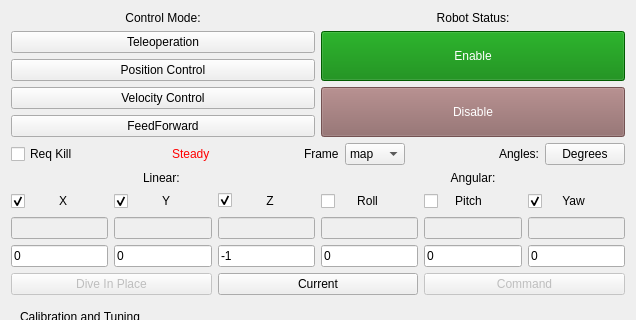
Before: the Qt Designer form riptide_rviz/riptide_rviz/src/ControlPanel.ui in osu-uwrt/riptide_gui, drawn with Qt 5; both pictures show x 0 to 636 and y 0 to 320 of the 636 by 589 pixel window.
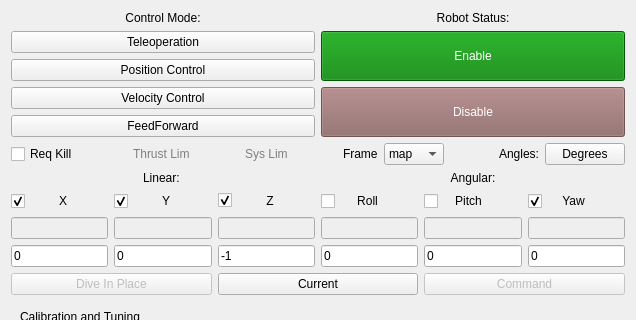
After: the same form once the commit is applied.

Commit message: added control limit indicators to control panel

Patch:
```diff
--- a/riptide_rviz/riptide_rviz/src/ControlPanel.ui
+++ b/riptide_rviz/riptide_rviz/src/ControlPanel.ui
@@ -166,11 +166,38 @@
           <bool>false</bool>
          </property>
          <property name="styleSheet">
-          <string notr="true">QLabel {color: green;}
-QLabel:!enabled{color: red;}</string>
+          <string notr="true">QLabel {color: red;}
+QLabel:!enabled{color: gray;}</string>
          </property>
          <property name="text">
-          <string>Steady</string>
+          <string>Thrust Lim</string>
+         </property>
+        </widget>
+       </item>
+       <item>
+        <spacer name="horizontalSpacer_10">
+         <property name="orientation">
+          <enum>Qt::Horizontal</enum>
+         </property>
+         <property name="sizeHint" stdset="0">
+          <size>
+           <width>40</width>
+           <height>20</height>
+          </size>
+         </property>
+        </spacer>
+       </item>
+       <item>
+        <widget class="QLabel" name="cmdSysLim">
+         <property name="enabled">
+          <bool>false</bool>
+         </property>
+         <property name="styleSheet">
+          <string notr="true">QLabel {color: red;}
+QLabel:!enabled{color: gray;}</string>
+         </property>
+         <property name="text">
+          <string>Sys Lim</string>
          </property>
         </widget>
        </item>
```
Left out of the diff: 2 changed lines with no effect on the pictures. The commit also changes 2 other files.
